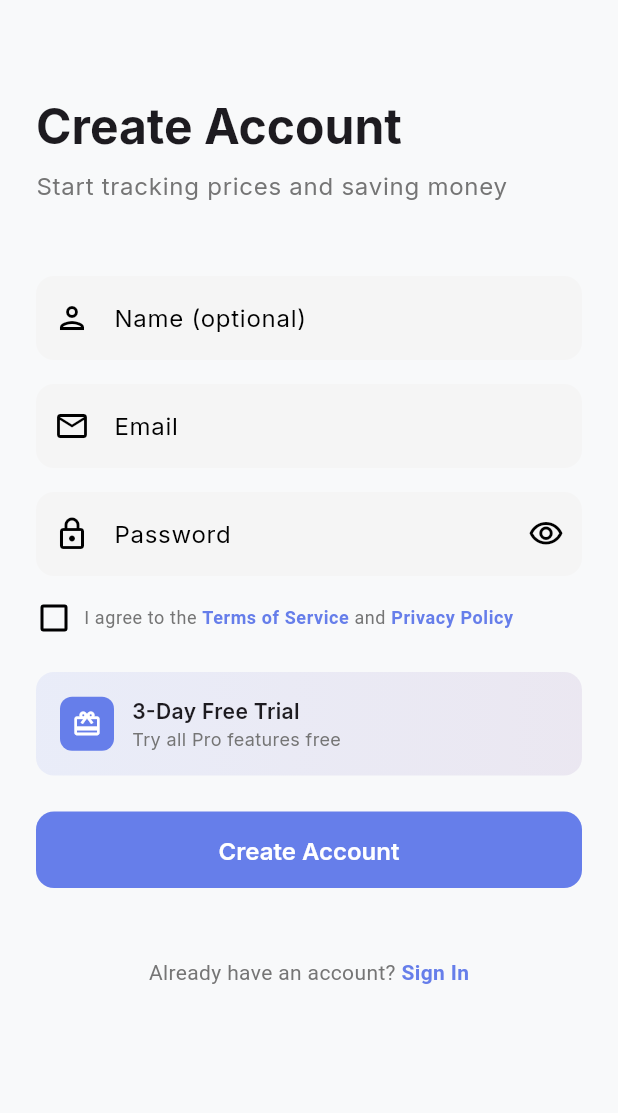
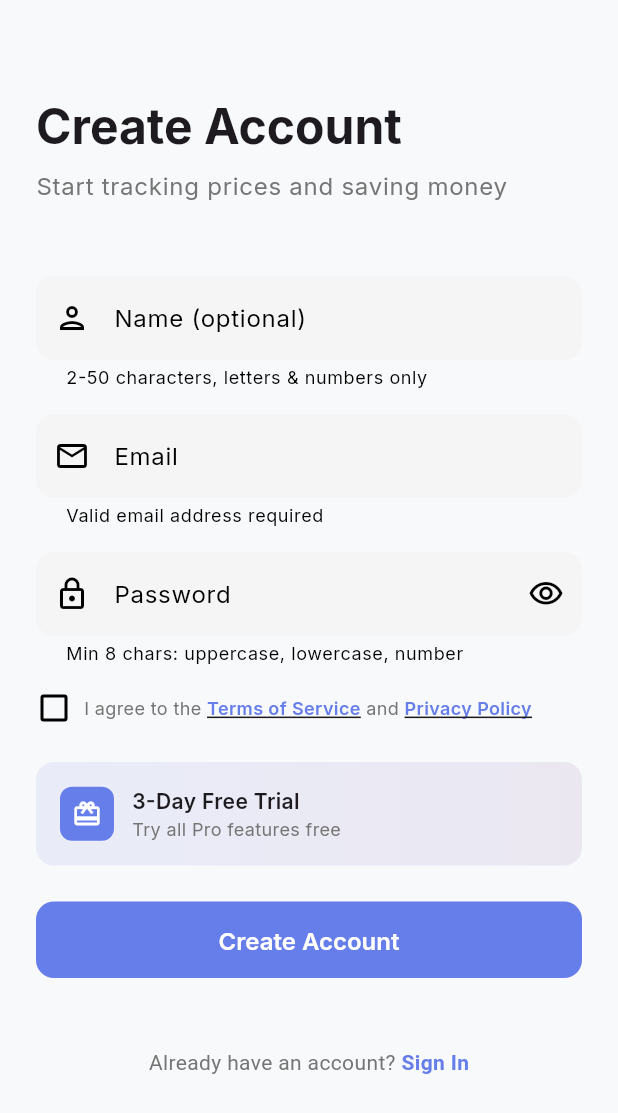
Before and after one commit to JIHUNJO123/price-drop-alert, a Flutter app: the RegisterPage screen opened by its route, on a phone screen of 412 x 824 dp. Shown: the top 1113 px of the screen. Run offline on Flutter 3.47's test engine with Material 3 defaults, Android fonts, the phone set to English and light mode, and no system bars; our stand-ins replace cached_network_image, fl_chart, flutter_riverpod, flutter_secure_storage, go_router, google_fonts and 2 more; accounts and stored records are empty.

Commit message:
Add validation rules and in-app Terms/Privacy pages

```diff
--- a/app/lib/features/auth/presentation/pages/register_page.dart
+++ b/app/lib/features/auth/presentation/pages/register_page.dart
@@ -4,6 +4,8 @@ import 'package:go_router/go_router.dart';
 
 import '../../../../core/providers/auth_provider.dart';
 import '../../../../core/theme/app_theme.dart';
+import 'terms_page.dart';
+import 'privacy_page.dart';
 
 class RegisterPage extends ConsumerStatefulWidget {
   const RegisterPage({super.key});
@@ -93,10 +95,24 @@ class _RegisterPageState extends ConsumerState<RegisterPage> {
                       controller: _nameController,
                       textInputAction: TextInputAction.next,
                       textCapitalization: TextCapitalization.words,
+                      maxLength: 50,
                       decoration: const InputDecoration(
                         labelText: 'Name (optional)',
                         prefixIcon: Icon(Icons.person_outlined),
+                        helperText: '2-50 characters, letters & numbers only',
+                        counterText: '',
                       ),
+                      validator: (value) {
+                        if (value != null && value.trim().isNotEmpty) {
+                          if (value.trim().length < 2) {
+                            return 'Name must be at least 2 characters';
+                          }
+                          if (!RegExp(r'^[a-zA-Z0-9\s\-_.]+$').hasMatch(value)) {
+                            return 'Only letters, numbers, spaces, -, _, . allowed';
+                          }
+                        }
+                        return null;
+                      },
                     ),
 
                     const SizedBox(height: 16),
@@ -109,13 +125,18 @@ class _RegisterPageState extends ConsumerState<RegisterPage> {
                       decoration: const InputDecoration(
                         labelText: 'Email',
                         prefixIcon: Icon(Icons.email_outlined),
+                        helperText: 'Valid email address required',
                       ),
                       validator: (value) {
                         if (value == null || value.isEmpty) {
                           return 'Please enter your email';
                         }
-                        if (!value.contains('@')) {
-                          return 'Please enter a valid email';
+                        // More comprehensive email validation
+                        final emailRegex = RegExp(
+                          r'^[a-zA-Z0-9._%+-]+@[a-zA-Z0-9.-]+\.[a-zA-Z]{2,}$'
+                        );
+                        if (!emailRegex.hasMatch(value)) {
+                          return 'Please enter a valid email address';
                         }
                         return null;
                       },
@@ -128,9 +149,12 @@ class _RegisterPageState extends ConsumerState<RegisterPage> {
                       controller: _passwordController,
                       obscureText: _obscurePassword,
                       textInputAction: TextInputAction.done,
+                      maxLength: 128,
                       decoration: InputDecoration(
                         labelText: 'Password',
                         prefixIcon: const Icon(Icons.lock_outlined),
+                        helperText: 'Min 8 chars: uppercase, lowercase, number',
+                        counterText: '',
                         suffixIcon: IconButton(
                           icon: Icon(
                             _obscurePassword
@@ -148,6 +172,15 @@ class _RegisterPageState extends ConsumerState<RegisterPage> {
                         }
                         if (value.length < 8) {
                           return 'Password must be at least 8 characters';
+                        }
+                        if (!RegExp(r'[A-Z]').hasMatch(value)) {
+                          return 'Password must contain an uppercase letter';
+                        }
+                        if (!RegExp(r'[a-z]').hasMatch(value)) {
+                          return 'Password must contain a lowercase letter';
+                        }
+                        if (!RegExp(r'[0-9]').hasMatch(value)) {
+                          return 'Password must contain a number';
                         }
                         return null;
                       },
@@ -171,39 +204,47 @@ class _RegisterPageState extends ConsumerState<RegisterPage> {
                         ),
                         const SizedBox(width: 8),
                         Expanded(
-                          child: GestureDetector(
-                            onTap: () {
-                              setState(() => _agreedToTerms = !_agreedToTerms);
-                            },
-                            child: RichText(
-                              text: TextSpan(
-                                style: Theme.of(context).textTheme.bodySmall,
+                          child: Wrap(
                             children: [
-                                  TextSpan(
-                                    text: 'I agree to the ',
-                                    style: TextStyle(color: Colors.grey[600]),
+                              Text(
+                                'I agree to the ',
+                                style: TextStyle(
+                                  fontSize: 12,
+                                  color: Colors.grey[600],
                                 ),
-                                  const TextSpan(
-                                    text: 'Terms of Service',
+                              ),
+                              GestureDetector(
+                                onTap: () => _showTermsOfService(context),
+                                child: const Text(
+                                  'Terms of Service',
                                   style: TextStyle(
+                                    fontSize: 12,
                                     color: AppTheme.primaryColor,
                                     fontWeight: FontWeight.w600,
+                                    decoration: TextDecoration.underline,
                                   ),
                                 ),
-                                  TextSpan(
-                                    text: ' and ',
-                                    style: TextStyle(color: Colors.grey[600]),
                               ),
-                                  const TextSpan(
-                                    text: 'Privacy Policy',
+                              Text(
+                                ' and ',
                                 style: TextStyle(
+                                  fontSize: 12,
+                                  color: Colors.grey[600],
+                                ),
+                              ),
+                              GestureDetector(
+                                onTap: () => _showPrivacyPolicy(context),
+                                child: const Text(
+                                  'Privacy Policy',
+                                  style: TextStyle(
+                                    fontSize: 12,
                                     color: AppTheme.primaryColor,
                                     fontWeight: FontWeight.w600,
+                                    decoration: TextDecoration.underline,
+                                  ),
                                 ),
                               ),
                             ],
-                              ),
-                            ),
                           ),
                         ),
                       ],
@@ -342,4 +383,20 @@ class _RegisterPageState extends ConsumerState<RegisterPage> {
       ),
     );
   }
+
+  void _showTermsOfService(BuildContext context) {
+    Navigator.of(context).push(
+      MaterialPageRoute(
+        builder: (context) => const TermsOfServicePage(),
+      ),
+    );
   }
+
+  void _showPrivacyPolicy(BuildContext context) {
+    Navigator.of(context).push(
+      MaterialPageRoute(
+        builder: (context) => const PrivacyPolicyPage(),
+      ),
+    );
+  }
+}
```
Also changed, not shown: app/lib/features/auth/presentation/pages/privacy_page.dart (added, +151 -0 lines), app/lib/features/auth/presentation/pages/terms_page.dart (added, +135 -0 lines), 1 other file. Lines whose indentation alone changed are shown as unchanged.
